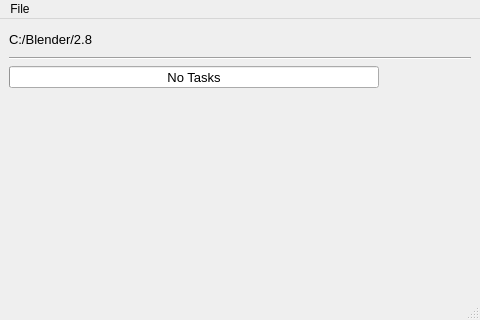
Before: the Qt Designer form main_window_design.ui in DotBow/Blender-Version-Manager, drawn with Qt 5.
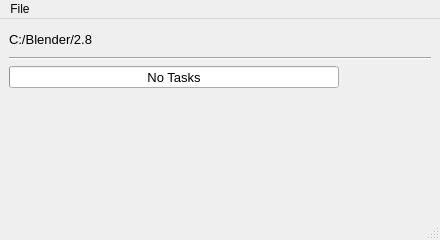
After: the same form once the commit is applied. Icons and pictures are not drawn.

Diff of the .ui file:
```diff
--- a/main_window_design.ui
+++ b/main_window_design.ui
@@ -6,8 +6,8 @@
    <rect>
     <x>0</x>
     <y>0</y>
-    <width>480</width>
-    <height>320</height>
+    <width>440</width>
+    <height>240</height>
    </rect>
   </property>
   <property name="sizePolicy">
@@ -310,7 +310,7 @@
     <rect>
      <x>0</x>
      <y>0</y>
-     <width>480</width>
+     <width>440</width>
      <height>21</height>
     </rect>
    </property>
```
